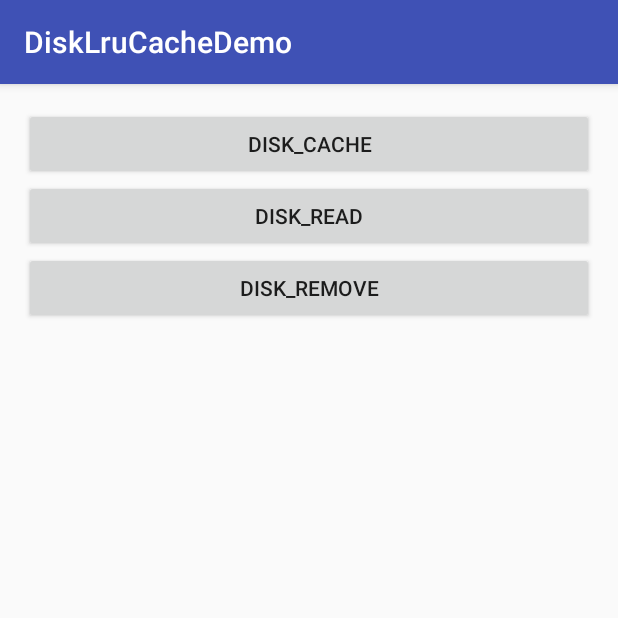
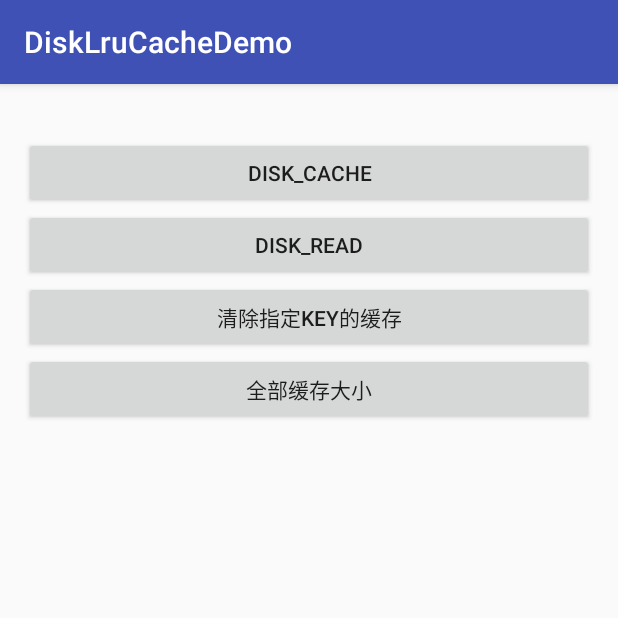
Before and after one commit to liaowjcoder/ImageLoaderDemo, an Android app: the screen it shows after launch (MainActivity), on a phone screen of 412 x 824 dp, the top half of it. Run offline under Robolectric (Android 15) with nearby library versions, the phone set to English and light mode, and no system bars; 1 statement that could not run was skipped.

```diff
--- a/disklrucachedemo/src/main/java/com/zeal/disklrucachedemo/MainActivity.java
+++ b/disklrucachedemo/src/main/java/com/zeal/disklrucachedemo/MainActivity.java
@@ -11,6 +11,7 @@ import android.support.v7.app.AppCompatActivity;
 import android.view.View;
 import android.widget.Button;
 import android.widget.ImageView;
+import android.widget.TextView;
 
 import java.io.BufferedInputStream;
 import java.io.BufferedOutputStream;
@@ -33,6 +34,7 @@ public class MainActivity extends AppCompatActivity {
     private final static String TAG = "zeal";
     private DiskLruCache mDiskLruCache;
     private Button disk_read;
+    private TextView id_text;
 
     @Override
     protected void onCreate(Bundle savedInstanceState) {
@@ -49,6 +51,7 @@ public class MainActivity extends AppCompatActivity {
         disk_cache = (Button) findViewById(R.id.disk_cache);
         disk_image = (ImageView) findViewById(R.id.id_image);
         disk_read = (Button) findViewById(R.id.disk_read);
+        id_text = (T) findViewById(R.id.id_text);
 
 
         //获取文件缓存的路径
@@ -107,6 +110,15 @@ public class MainActivity extends AppCompatActivity {
         });
     }
 
+    public void totalSize(View view) {
+        id_text.setText(mDiskLruCache.size() / 1024 + "kb");
+    }
+
+    /**
+     * 移除指定key的缓存
+     *
+     * @param view
+     */
     public void remove(View view) {
         try {
             String url = "http://img.my.csdn.net/uploads/201309/01/1378037235_7476.jpg";
--- a/disklrucachedemo/src/main/res/layout/activity_main.xml
+++ b/disklrucachedemo/src/main/res/layout/activity_main.xml
@@ -1,34 +1,41 @@
 <?xml version="1.0" encoding="utf-8"?>
-<RelativeLayout
+<LinearLayout
     android:id="@+id/activity_main"
     xmlns:android="http://schemas.android.com/apk/res/android"
     xmlns:tools="http://schemas.android.com/tools"
     android:layout_width="match_parent"
     android:layout_height="match_parent"
+    android:orientation="vertical"
     android:paddingBottom="@dimen/activity_vertical_margin"
     android:paddingLeft="@dimen/activity_horizontal_margin"
     android:paddingRight="@dimen/activity_horizontal_margin"
     android:paddingTop="@dimen/activity_vertical_margin"
     tools:context="com.zeal.disklrucachedemo.MainActivity">
 
+    <TextView android:id="@+id/id_text" android:layout_width="wrap_content"
+              android:layout_height="wrap_content"/>
     <Button
         android:id="@+id/disk_cache"
         android:layout_width="match_parent"
         android:layout_height="wrap_content"
         android:text="disk_cache"/>
     <Button
-        android:id="@+id/disk_read"  android:layout_below="@id/disk_cache"
-        android:layout_width="match_parent"
+        android:id="@+id/disk_read" android:layout_width="match_parent"
         android:layout_height="wrap_content"
         android:text="disk_read"/>
     <Button
-        android:id="@+id/disk_remove"  android:layout_below="@id/disk_read"
+        android:id="@+id/disk_remove" android:layout_width="match_parent"
+        android:layout_height="wrap_content"
+        android:onClick="remove"
+        android:text="清除指定key的缓存"/>
+
+    <Button
+        android:id="@+id/disk_totle_size"
         android:layout_width="match_parent"
         android:layout_height="wrap_content"
-        android:onClick="remove"
-        android:text="disk_remove"/>
+        android:onClick="totalSize"
+        android:text="全部缓存大小"/>
     <ImageView android:id="@+id/id_image" android:layout_width="match_parent"
                android:layout_height="match_parent"
-              android:layout_below="@id/disk_remove"
     />
-</RelativeLayout>
+</LinearLayout>
```
